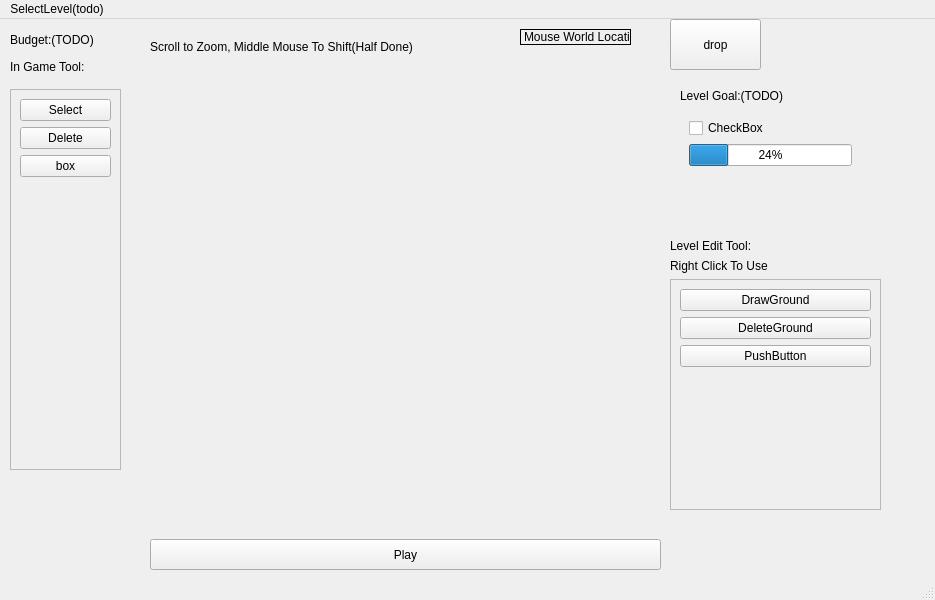
Qt form MainWindow.ui (LTY0YZL/Bridge-Simulator) before a commit.
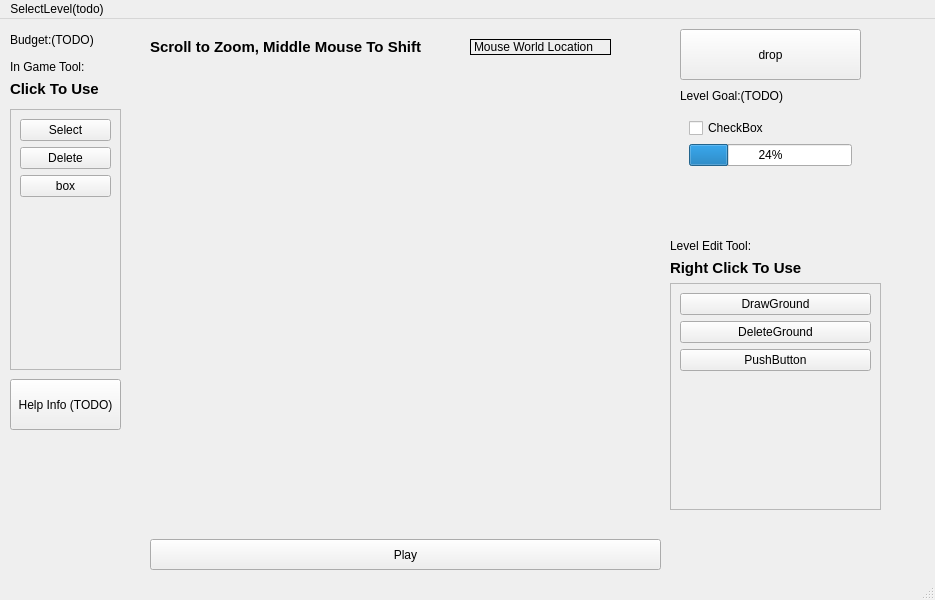
The same form after that commit.

Commit message:
Update UI and Viewport zoom, shift Done
Update UI and Viewport zoom, shift Done

```diff
--- a/MainWindow.ui
+++ b/MainWindow.ui
@@ -17,9 +17,9 @@
    <widget class="QPushButton" name="pushButton">
     <property name="geometry">
      <rect>
-      <x>670</x>
-      <y>0</y>
-      <width>91</width>
+      <x>680</x>
+      <y>10</y>
+      <width>181</width>
       <height>51</height>
      </rect>
     </property>
@@ -41,9 +41,9 @@
    <widget class="QLabel" name="mouseLocation">
     <property name="geometry">
      <rect>
-      <x>520</x>
-      <y>10</y>
-      <width>111</width>
+      <x>470</x>
+      <y>20</y>
+      <width>141</width>
       <height>16</height>
      </rect>
     </property>
@@ -84,9 +84,9 @@
     <property name="geometry">
      <rect>
       <x>10</x>
-      <y>70</y>
+      <y>90</y>
       <width>111</width>
-      <height>381</height>
+      <height>261</height>
      </rect>
     </property>
     <property name="widgetResizable">
@@ -98,7 +98,7 @@
        <x>0</x>
        <y>0</y>
        <width>109</width>
-       <height>379</height>
+       <height>259</height>
       </rect>
      </property>
      <layout class="QGridLayout" name="gridLayout_2">
@@ -161,12 +161,50 @@
      <rect>
       <x>150</x>
       <y>20</y>
-      <width>301</width>
+      <width>321</width>
       <height>16</height>
      </rect>
     </property>
+    <property name="font">
+     <font>
+      <pointsize>11</pointsize>
+      <bold>true</bold>
+     </font>
+    </property>
     <property name="text">
-     <string>Scroll to Zoom, Middle Mouse To Shift(Half Done)</string>
+     <string>Scroll to Zoom, Middle Mouse To Shift</string>
+    </property>
+   </widget>
+   <widget class="QLabel" name="label_6">
+    <property name="geometry">
+     <rect>
+      <x>10</x>
+      <y>60</y>
+      <width>111</width>
+      <height>19</height>
+     </rect>
+    </property>
+    <property name="font">
+     <font>
+      <pointsize>11</pointsize>
+      <bold>true</bold>
+     </font>
+    </property>
+    <property name="text">
+     <string>Click To Use</string>
+    </property>
+   </widget>
+   <widget class="QPushButton" name="pushButton_2">
+    <property name="geometry">
+     <rect>
+      <x>10</x>
+      <y>360</y>
+      <width>111</width>
+      <height>51</height>
+     </rect>
+    </property>
+    <property name="text">
+     <string>Help Info (TODO)</string>
     </property>
    </widget>
    <widget class="QWidget" name="">
@@ -242,6 +280,12 @@
        </item>
        <item>
         <widget class="QLabel" name="label_3">
+         <property name="font">
+          <font>
+           <pointsize>11</pointsize>
+           <bold>true</bold>
+          </font>
+         </property>
          <property name="text">
           <string>Right Click To Use</string>
          </property>
@@ -260,7 +304,7 @@
           <x>0</x>
           <y>0</y>
           <width>207</width>
-          <height>223</height>
+          <height>219</height>
          </rect>
         </property>
         <layout class="QGridLayout" name="gridLayout">
```
The commit also changes 1 other file.
